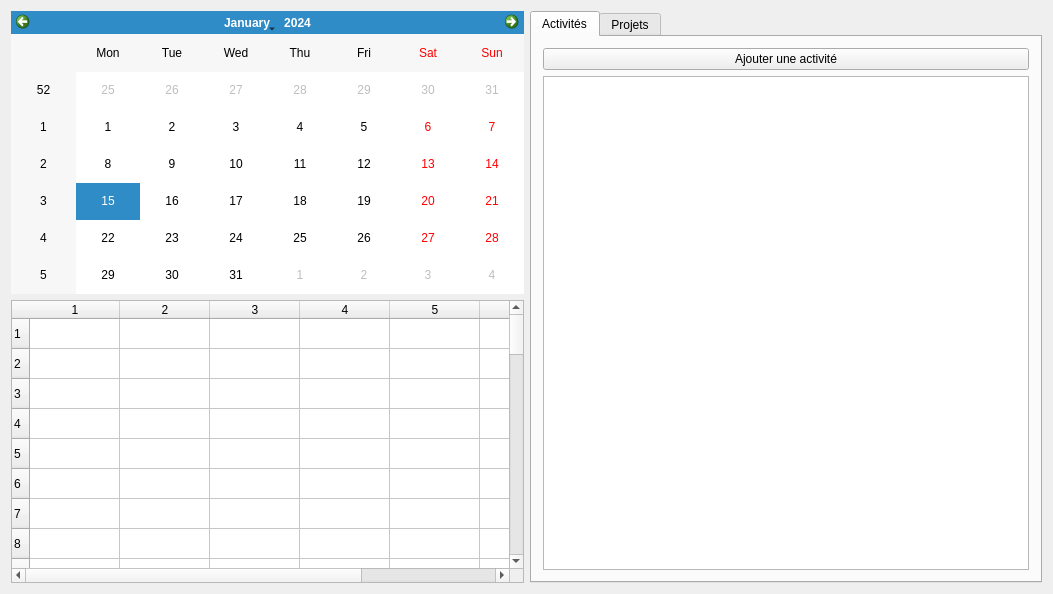
This is App/ProCal/ui/mainWindow.ui in sd65/ProCal as Qt 5 draws it before an edit. The edited form follows.
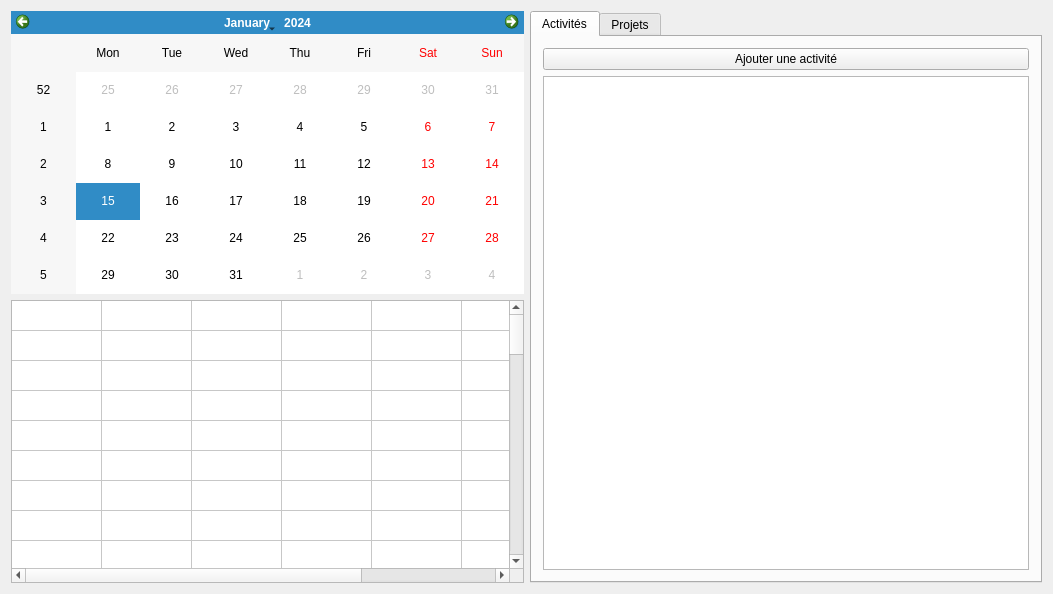
This is the edited form. Icons and pictures are not drawn.

What changed in the file:
```diff
--- a/App/ProCal/ui/mainWindow.ui
+++ b/App/ProCal/ui/mainWindow.ui
@@ -72,7 +72,7 @@
          <number>7</number>
         </property>
         <attribute name="horizontalHeaderVisible">
-         <bool>true</bool>
+         <bool>false</bool>
         </attribute>
         <attribute name="horizontalHeaderCascadingSectionResizes">
          <bool>true</bool>
@@ -90,7 +90,7 @@
          <bool>true</bool>
         </attribute>
         <attribute name="verticalHeaderVisible">
-         <bool>true</bool>
+         <bool>false</bool>
         </attribute>
         <row/>
         <row/>
```
Left out of the diff: 9 changed lines with no effect on the pictures.
